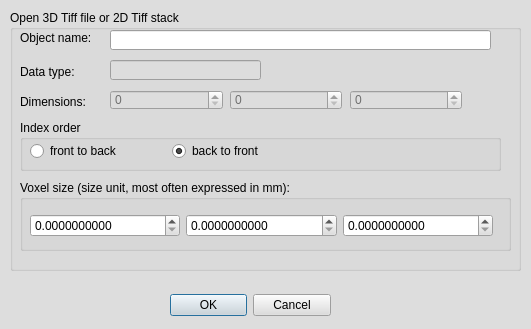
morphomuseum/MorphoDig, file MorphoDig/Qt/mqOpenTiff3DDialog.ui: the form before one commit.
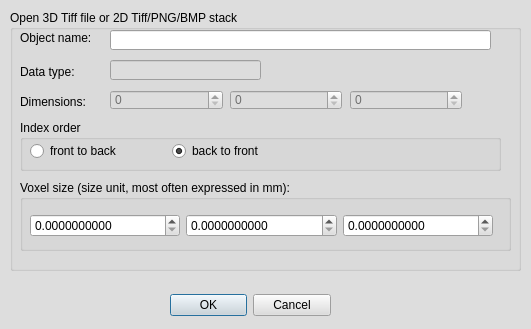
The form after the commit.

Commit message: Open BMP PNG

Diff of the .ui file:
```diff
--- a/MorphoDig/Qt/mqOpenTiff3DDialog.ui
+++ b/MorphoDig/Qt/mqOpenTiff3DDialog.ui
@@ -487,7 +487,7 @@
     </rect>
    </property>
    <property name="title">
-    <string>Open 3D Tiff file or 2D Tiff stack</string>
+    <string>Open 3D Tiff file or 2D Tiff/PNG/BMP stack</string>
    </property>
    <widget class="QGroupBox" name="groupBox_4">
     <property name="geometry">
```
Left out of the diff: 2 changed lines with no effect on the pictures. The commit also changes 8 other files.
